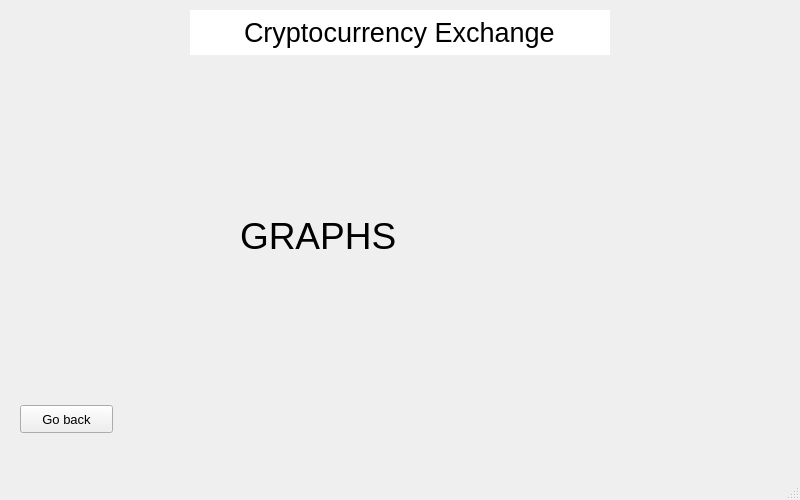
The window that cryptocurrency-exchange/mainwindow.ui (Lyczeq/cryptocurrency-exchange) describes before a commit, drawn with Qt 5.
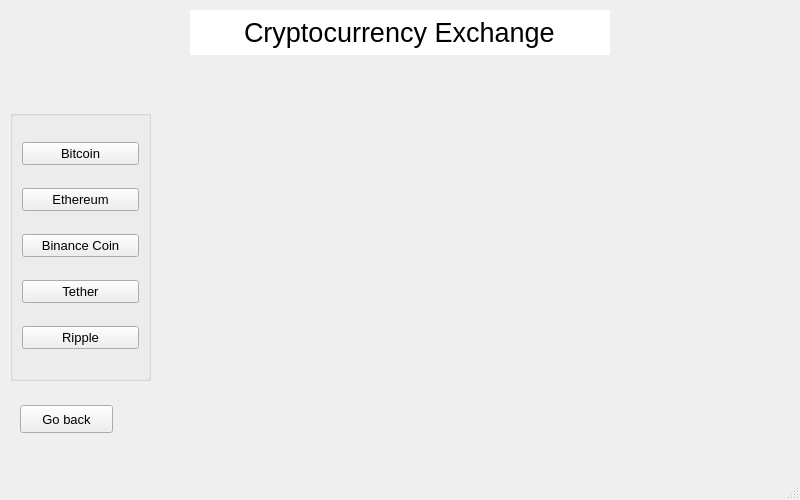
The same window after the commit. The open tabs and pages were chosen to show the change. Custom widgets are drawn as their Qt base class.

Commit message: Transfers history section is done, working on crypto graphs

The edit to the form file:
```diff
--- a/cryptocurrency-exchange/mainwindow.ui
+++ b/cryptocurrency-exchange/mainwindow.ui
@@ -886,24 +886,65 @@
        <string>Go back</string>
       </property>
      </widget>
-     <widget class="QLabel" name="label">
+     <widget class="QCustomPlot" name="customPlot" native="true">
       <property name="geometry">
        <rect>
-        <x>240</x>
-        <y>90</y>
-        <width>451</width>
-        <height>131</height>
+        <x>170</x>
+        <y>30</y>
+        <width>601</width>
+        <height>271</height>
        </rect>
       </property>
-      <property name="font">
-       <font>
-        <family>Arial</family>
-        <pointsize>28</pointsize>
-       </font>
+     </widget>
+     <widget class="QGroupBox" name="groupBox_4">
+      <property name="geometry">
+       <rect>
+        <x>10</x>
+        <y>30</y>
+        <width>141</width>
+        <height>271</height>
+       </rect>
       </property>
-      <property name="text">
-       <string>GRAPHS</string>
+      <property name="title">
+       <string/>
       </property>
+      <layout class="QGridLayout" name="gridLayout_6">
+       <item row="2" column="0">
+        <widget class="QPushButton" name="binanceCoinGraphBtn">
+         <property name="text">
+          <string>Binance Coin</string>
+         </property>
+        </widget>
+       </item>
+       <item row="3" column="0">
+        <widget class="QPushButton" name="tetherGraphBtn">
+         <property name="text">
+          <string>Tether</string>
+         </property>
+        </widget>
+       </item>
+       <item row="0" column="0">
+        <widget class="QPushButton" name="bitcoinGraphBtn">
+         <property name="text">
+          <string>Bitcoin</string>
+         </property>
+        </widget>
+       </item>
+       <item row="1" column="0">
+        <widget class="QPushButton" name="ethereumGraphBtn">
+         <property name="text">
+          <string>Ethereum</string>
+         </property>
+        </widget>
+       </item>
+       <item row="4" column="0">
+        <widget class="QPushButton" name="rippleGraphBtn">
+         <property name="text">
+          <string>Ripple</string>
+         </property>
+        </widget>
+       </item>
+      </layout>
      </widget>
     </widget>
     <widget class="QWidget" name="walletPanel">
@@ -1900,6 +1941,14 @@
   </widget>
   <widget class="QStatusBar" name="statusbar"/>
  </widget>
+ <customwidgets>
+  <customwidget>
+   <class>QCustomPlot</class>
+   <extends>QWidget</extends>
+   <header>qcustomplot.h</header>
+   <container>1</container>
+  </customwidget>
+ </customwidgets>
  <resources/>
  <connections/>
 </ui>
```
Left out of the diff: 68 changed lines with no effect on the pictures. The commit also changes 29 other files.
